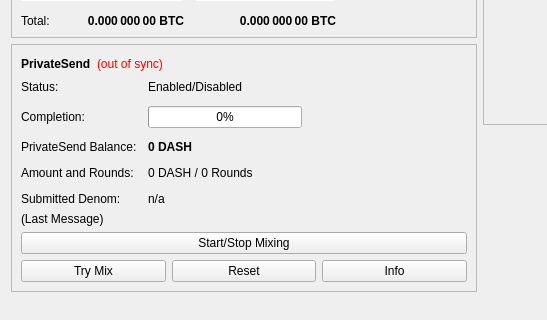
This is src/qt/forms/overviewpage.ui in BurningMan44/SprintCoin as Qt 5 draws it before an edit; both pictures show x 0 to 547 and y 178 to 498 of the 960 by 585 pixel window. The edited form follows.
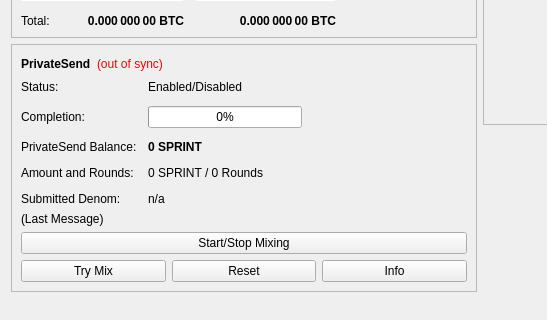
This is the edited form.

Patch:
```diff
--- a/src/qt/forms/overviewpage.ui
+++ b/src/qt/forms/overviewpage.ui
@@ -511,7 +511,7 @@
                </font>
               </property>
               <property name="text">
-               <string notr="true">0 DASH</string>
+               <string notr="true">0 SPRINT</string>
               </property>
              </widget>
             </item>
@@ -525,7 +525,7 @@
             <item row="3" column="1">
              <widget class="QLabel" name="labelAmountRounds">
               <property name="text">
-               <string>0 DASH / 0 Rounds</string>
+               <string>0 SPRINT / 0 Rounds</string>
               </property>
              </widget>
             </item>
```
